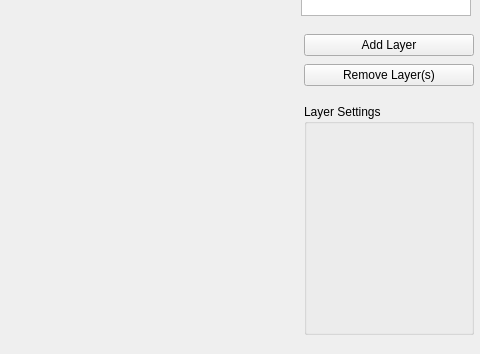
Malekblubb/revenge_of_the_pixel_cat, file editor/main_window.ui: the form before one commit; both pictures show x 856 to 1336 and y 366 to 720 of the 1336 by 720 pixel window.
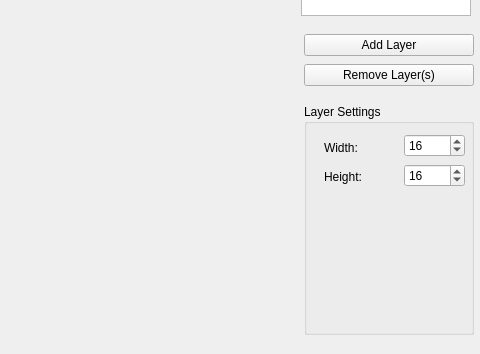
The form after the commit. Custom widgets are drawn as their Qt base class.

Commit message: ui: added width/height spinboxes

What changed in the file:
```diff
--- a/editor/main_window.ui
+++ b/editor/main_window.ui
@@ -356,6 +356,70 @@
     <property name="title">
      <string>Layer Settings</string>
     </property>
+    <widget class="QSpinBox" name="sb_layer_width">
+     <property name="geometry">
+      <rect>
+       <x>100</x>
+       <y>30</y>
+       <width>61</width>
+       <height>23</height>
+      </rect>
+     </property>
+     <property name="minimum">
+      <number>1</number>
+     </property>
+     <property name="maximum">
+      <number>10000</number>
+     </property>
+     <property name="value">
+      <number>16</number>
+     </property>
+    </widget>
+    <widget class="QSpinBox" name="sb_layer_height">
+     <property name="geometry">
+      <rect>
+       <x>100</x>
+       <y>60</y>
+       <width>61</width>
+       <height>23</height>
+      </rect>
+     </property>
+     <property name="minimum">
+      <number>1</number>
+     </property>
+     <property name="maximum">
+      <number>10000</number>
+     </property>
+     <property name="value">
+      <number>16</number>
+     </property>
+    </widget>
+    <widget class="QLabel" name="label_7">
+     <property name="geometry">
+      <rect>
+       <x>20</x>
+       <y>37</y>
+       <width>58</width>
+       <height>14</height>
+      </rect>
+     </property>
+     <property name="text">
+      <string>Width:</string>
+     </property>
+    </widget>
+    <widget class="QLabel" name="label_8">
+     <property name="geometry">
+      <rect>
+       <x>20</x>
+       <y>66</y>
+       <width>58</width>
+       <height>14</height>
+      </rect>
+     </property>
+     <property name="text">
+      <string>Height:</string>
+     </property>
+    </widget>
    </widget>
   </widget>
  </widget>
```
